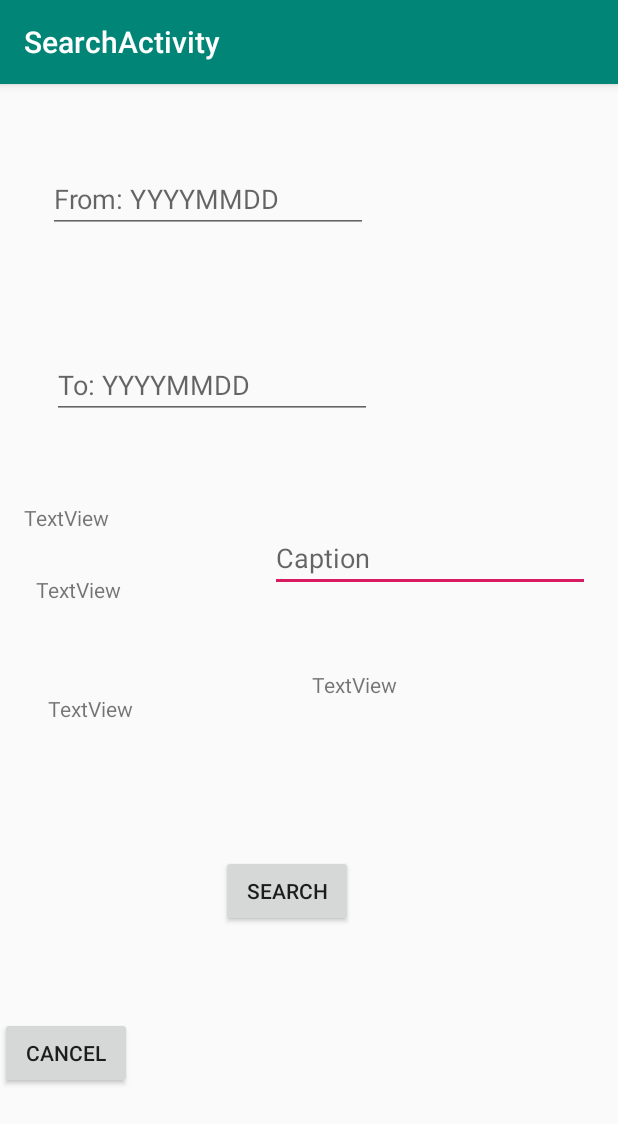
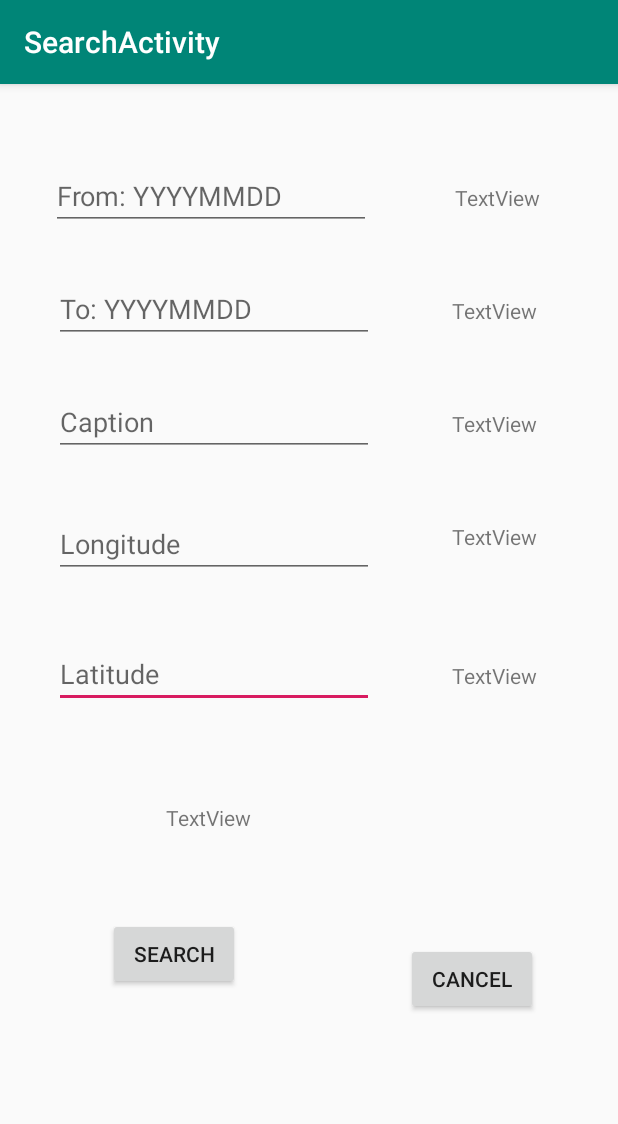
Before and after one commit to Stubudd/MyApplication8, an Android app: the SearchActivity screen opened directly, with no data from a screen before it, on a phone screen of 412 x 824 dp. Shown: the top 1124 px of the screen. Run offline under Robolectric (Android 15) with nearby library versions, the phone set to English and light mode, and no system bars.

```diff
--- a/app/src/main/AndroidManifest.xml
+++ b/app/src/main/AndroidManifest.xml
@@ -1,6 +1,8 @@
 <?xml version="1.0" encoding="utf-8"?>
 <manifest xmlns:android="http://schemas.android.com/apk/res/android"
     package="com.example.stubu_000.myapplication">
+
+    <uses-permission android:name="android.permission.ACCESS_COARSE_LOCATION" />
     <application
         android:allowBackup="true"
         android:icon="@mipmap/ic_launcher"
@@ -30,6 +32,7 @@
     </application>
     <uses-feature android:name="android.hardware.camera"
         android:required="true" />
-
+    <uses-permission android:name = "android.permission.ACCESS_FINE_LOCATION" />
+    <uses-permission android:name = "android.permission.INTERNET" />
     <uses-permission android:name="android.permission.WRITE_EXTERNAL_STORAGE" />
 </manifest>
--- a/app/src/main/res/layout/activity_search.xml
+++ b/app/src/main/res/layout/activity_search.xml
@@ -7,90 +7,120 @@
     android:layout_height="match_parent"
     tools:context=".SearchActivity">
 
+    <TextView
+        android:id="@+id/searchLatitude"
+        android:layout_width="wrap_content"
+        android:layout_height="wrap_content"
+        android:layout_marginTop="55dp"
+        android:layout_marginEnd="18dp"
+        android:layout_marginRight="18dp"
+        android:text="TextView"
+        app:layout_constraintEnd_toEndOf="parent"
+        app:layout_constraintStart_toEndOf="@+id/search_toLatitude"
+        app:layout_constraintTop_toBottomOf="@+id/search_toLongitude" />
+
+    <TextView
+        android:id="@+id/searchLongitude"
+        android:layout_width="wrap_content"
+        android:layout_height="wrap_content"
+        android:layout_marginTop="8dp"
+        android:layout_marginEnd="18dp"
+        android:layout_marginRight="18dp"
+        android:text="TextView"
+        app:layout_constraintEnd_toEndOf="parent"
+        app:layout_constraintStart_toEndOf="@+id/search_toLongitude"
+        app:layout_constraintTop_toTopOf="@+id/search_toLongitude" />
+
+    <EditText
+        android:id="@+id/search_toLatitude"
+        android:layout_width="wrap_content"
+        android:layout_height="wrap_content"
+        android:layout_marginEnd="16dp"
+        android:layout_marginRight="16dp"
+        android:ems="10"
+        android:hint="Latitude"
+        android:inputType="text"
+        app:layout_constraintBaseline_toBaselineOf="@+id/searchLatitude"
+        app:layout_constraintEnd_toStartOf="@+id/searchLatitude"
+        app:layout_constraintStart_toStartOf="parent" />
+
+    <EditText
+        android:id="@+id/search_toLongitude"
+        android:layout_width="wrap_content"
+        android:layout_height="wrap_content"
+        android:layout_marginTop="36dp"
+        android:layout_marginEnd="16dp"
+        android:layout_marginRight="16dp"
+        android:ems="10"
+        android:hint="Longitude"
+        android:inputType="text"
+        app:layout_constraintEnd_toStartOf="@+id/searchLongitude"
+        app:layout_constraintStart_toStartOf="parent"
+        app:layout_constraintTop_toBottomOf="@+id/search_toCaption" />
+
     <EditText
         android:id="@+id/search_toCaption"
         android:layout_width="wrap_content"
         android:layout_height="wrap_content"
-        android:layout_marginStart="180dp"
-        android:layout_marginLeft="180dp"
-        android:layout_marginTop="8dp"
-        android:layout_marginEnd="8dp"
-        android:layout_marginRight="8dp"
-        android:layout_marginBottom="52dp"
+        android:layout_marginTop="30dp"
+        android:layout_marginEnd="16dp"
+        android:layout_marginRight="16dp"
         android:ems="10"
         android:hint="Caption"
         android:inputType="text"
-        app:layout_constraintBottom_toTopOf="@+id/searchCaption"
-        app:layout_constraintEnd_toEndOf="parent"
-        app:layout_constraintHorizontal_bias="0.0"
+        app:layout_constraintEnd_toStartOf="@+id/searchCaption"
         app:layout_constraintStart_toStartOf="parent"
-        app:layout_constraintTop_toBottomOf="@+id/search_toDate"
-        app:layout_constraintVertical_bias="1.0" />
+        app:layout_constraintTop_toBottomOf="@+id/search_toDate" />
 
     <TextView
         android:id="@+id/title_search"
-        android:layout_width="wrap_content"
-        android:layout_height="wrap_content"
-        android:layout_marginStart="8dp"
-        android:layout_marginLeft="8dp"
-        android:layout_marginTop="8dp"
-        android:layout_marginEnd="8dp"
-        android:layout_marginRight="8dp"
-        android:layout_marginBottom="468dp"
+        android:layout_width="173dp"
+        android:layout_height="51dp"
+        android:layout_marginStart="75dp"
+        android:layout_marginLeft="75dp"
+        android:layout_marginTop="77dp"
+        android:layout_marginEnd="75dp"
+        android:layout_marginRight="75dp"
+        android:layout_marginBottom="73dp"
         android:text="TextView"
-        app:layout_constraintBottom_toBottomOf="parent"
-        app:layout_constraintEnd_toEndOf="parent"
-        app:layout_constraintHorizontal_bias="0.023"
-        app:layout_constraintStart_toStartOf="parent"
-        app:layout_constraintTop_toTopOf="parent"
-        app:layout_constraintVertical_bias="0.995" />
+        app:layout_constraintBottom_toBottomOf="@+id/cancel"
+        app:layout_constraintEnd_toEndOf="@+id/cancel"
+        app:layout_constraintStart_toStartOf="@+id/search_toLatitude"
+        app:layout_constraintTop_toTopOf="@+id/searchLatitude" />
 
     <TextView
         android:id="@+id/search_fromDateLabel"
         android:layout_width="wrap_content"
         android:layout_height="wrap_content"
-        android:layout_marginStart="8dp"
-        android:layout_marginLeft="8dp"
-        android:layout_marginTop="24dp"
-        android:layout_marginEnd="8dp"
-        android:layout_marginRight="8dp"
-        android:layout_marginBottom="8dp"
+        android:layout_marginEnd="18dp"
+        android:layout_marginRight="18dp"
         android:text="TextView"
-        app:layout_constraintBottom_toBottomOf="parent"
+        app:layout_constraintBaseline_toBaselineOf="@+id/search_fromDate"
         app:layout_constraintEnd_toEndOf="parent"
-        app:layout_constraintHorizontal_bias="0.0"
-        app:layout_constraintStart_toStartOf="@+id/title_search"
-        app:layout_constraintTop_toBottomOf="@+id/title_search"
-        app:layout_constraintVertical_bias="0.011" />
+        app:layout_constraintStart_toEndOf="@+id/search_fromDate" />
 
     <TextView
         android:id="@+id/search_toDateLabel"
         android:layout_width="wrap_content"
         android:layout_height="wrap_content"
-        android:layout_marginStart="8dp"
-        android:layout_marginLeft="8dp"
-        android:layout_marginTop="34dp"
-        android:layout_marginEnd="8dp"
-        android:layout_marginRight="8dp"
-        android:layout_marginBottom="8dp"
+        android:layout_marginEnd="18dp"
+        android:layout_marginRight="18dp"
         android:text="TextView"
-        app:layout_constraintBottom_toBottomOf="parent"
+        app:layout_constraintBaseline_toBaselineOf="@+id/search_toDate"
         app:layout_constraintEnd_toEndOf="parent"
-        app:layout_constraintHorizontal_bias="0.071"
-        app:layout_constraintStart_toStartOf="parent"
-        app:layout_constraintTop_toBottomOf="@+id/search_fromDateLabel"
-        app:layout_constraintVertical_bias="0.072" />
+        app:layout_constraintStart_toEndOf="@+id/search_toDate" />
 
     <EditText
         android:id="@+id/search_fromDate"
         android:layout_width="wrap_content"
         android:layout_height="wrap_content"
-        android:layout_marginStart="32dp"
-        android:layout_marginLeft="32dp"
-        android:layout_marginTop="54dp"
+        android:layout_marginTop="52dp"
+        android:layout_marginEnd="22dp"
+        android:layout_marginRight="22dp"
         android:ems="10"
         android:hint="From: YYYYMMDD"
         android:inputType="date"
+        app:layout_constraintEnd_toStartOf="@+id/search_fromDateLabel"
         app:layout_constraintStart_toStartOf="parent"
         app:layout_constraintTop_toTopOf="parent" />
 
@@ -98,63 +128,49 @@
         android:id="@+id/search_toDate"
         android:layout_width="wrap_content"
         android:layout_height="wrap_content"
-        android:layout_marginStart="32dp"
-        android:layout_marginLeft="32dp"
-        android:layout_marginTop="24dp"
-        android:layout_marginEnd="8dp"
-        android:layout_marginRight="8dp"
-        android:layout_marginBottom="8dp"
+        android:layout_marginTop="30dp"
+        android:layout_marginEnd="16dp"
+        android:layout_marginRight="16dp"
         android:ems="10"
         android:hint="To: YYYYMMDD"
         android:inputType="date"
-        app:layout_constraintBottom_toTopOf="@+id/title_search"
-        app:layout_constraintEnd_toEndOf="parent"
-        app:layout_constraintHorizontal_bias="0.018"
+        app:layout_constraintEnd_toStartOf="@+id/search_toDateLabel"
         app:layout_constraintStart_toStartOf="parent"
-        app:layout_constraintTop_toBottomOf="@+id/search_fromDate"
-        app:layout_constraintVertical_bias="0.53" />
+        app:layout_constraintTop_toBottomOf="@+id/search_fromDate" />
 
     <Button
         android:id="@+id/search"
         android:layout_width="wrap_content"
         android:layout_height="wrap_content"
-        android:layout_marginTop="88dp"
+        android:layout_marginStart="72dp"
+        android:layout_marginLeft="72dp"
+        android:layout_marginTop="25dp"
         android:onClick="search"
         android:text="Search"
-        app:layout_constraintEnd_toEndOf="parent"
-        app:layout_constraintHorizontal_bias="0.455"
         app:layout_constraintStart_toStartOf="parent"
-        app:layout_constraintTop_toBottomOf="@+id/search_toDateLabel" />
+        app:layout_constraintTop_toBottomOf="@+id/title_search" />
 
     <Button
         android:id="@+id/cancel"
         android:layout_width="wrap_content"
         android:layout_height="wrap_content"
-        android:layout_marginTop="60dp"
-        android:layout_marginBottom="8dp"
+        android:layout_marginEnd="53dp"
+        android:layout_marginRight="53dp"
+        android:layout_marginBottom="147dp"
         android:onClick="cancel"
         android:text="cancel"
         app:layout_constraintBottom_toBottomOf="parent"
-        app:layout_constraintTop_toBottomOf="@+id/search"
-        app:layout_constraintVertical_bias="0.0"
-        tools:layout_editor_absoluteX="147dp" />
+        app:layout_constraintEnd_toEndOf="parent" />
 
     <TextView
         android:id="@+id/searchCaption"
         android:layout_width="wrap_content"
         android:layout_height="wrap_content"
-        android:layout_marginStart="8dp"
-        android:layout_marginLeft="8dp"
-        android:layout_marginTop="8dp"
-        android:layout_marginEnd="8dp"
-        android:layout_marginRight="8dp"
-        android:layout_marginBottom="104dp"
+        android:layout_marginEnd="18dp"
+        android:layout_marginRight="18dp"
         android:text="TextView"
-        app:layout_constraintBottom_toTopOf="@+id/search"
+        app:layout_constraintBaseline_toBaselineOf="@+id/search_toCaption"
         app:layout_constraintEnd_toEndOf="parent"
-        app:layout_constraintHorizontal_bias="0.444"
-        app:layout_constraintStart_toEndOf="@+id/search_toDateLabel"
-        app:layout_constraintTop_toBottomOf="@+id/search_toDate"
-        app:layout_constraintVertical_bias="1.0" />
+        app:layout_constraintStart_toEndOf="@+id/search_toCaption" />
 
 </android.support.constraint.ConstraintLayout>
```
Also changed, not shown: app/src/main/java/com/example/stubu_000/myapplication/GPSTracker.java (added, +211 -0 lines), app/src/main/java/com/example/stubu_000/myapplication/MainActivity.java (+56 -13 lines), app/src/main/java/com/example/stubu_000/myapplication/SearchActivity.java (+25 -6 lines), app/src/main/res/layout/activity_main.xml (+16 -0 lines), 1 other file.
